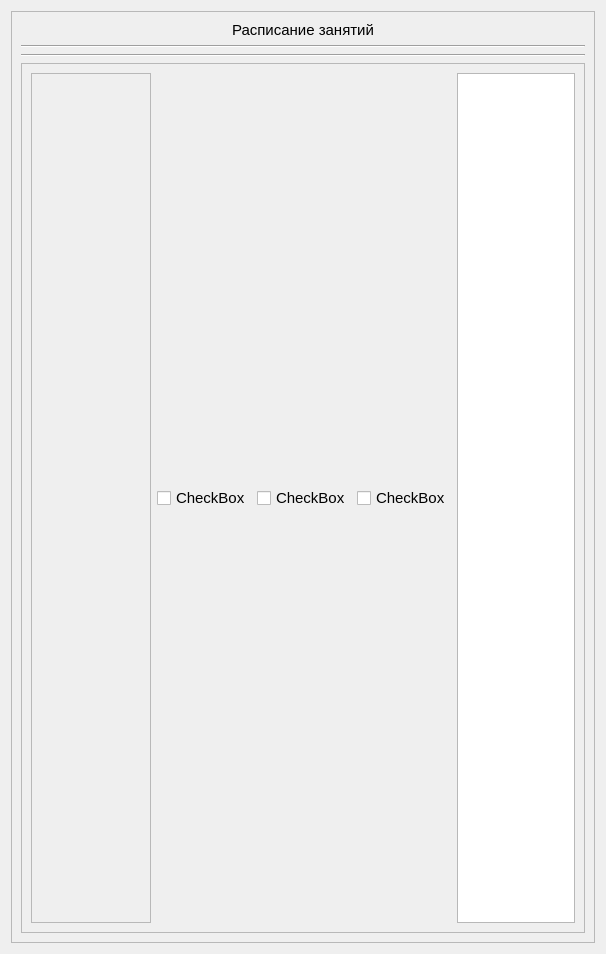
First picture: the form in widgets/checkTable.ui, repository AlexanderSokolov69/Journals, before the edit.
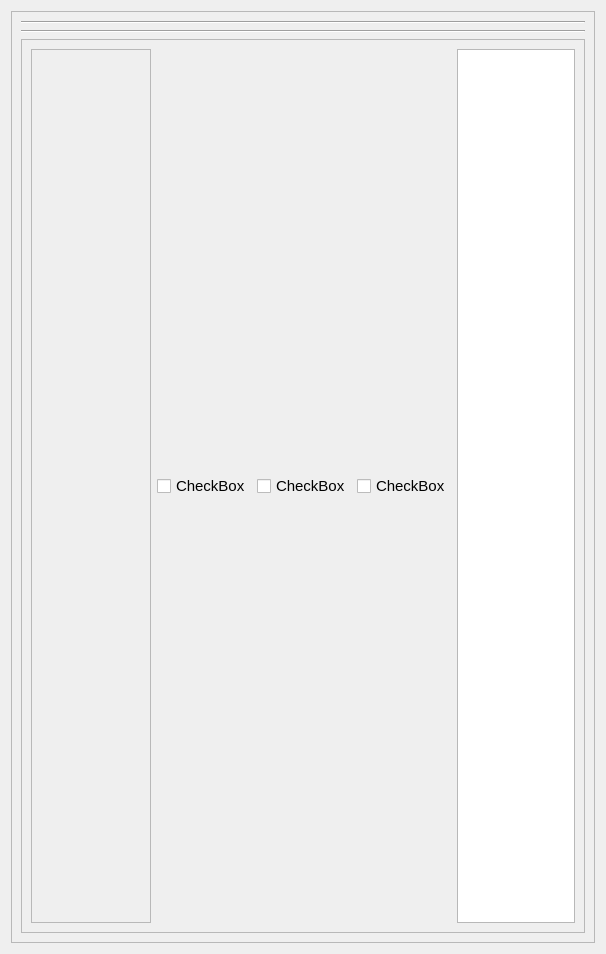
Second picture: the form after the edit.

```diff
--- a/widgets/checkTable.ui
+++ b/widgets/checkTable.ui
@@ -33,16 +33,6 @@
       <enum>QFrame::Raised</enum>
      </property>
      <layout class="QVBoxLayout" name="verticalLayout_2">
-      <item>
-       <widget class="QLabel" name="label">
-        <property name="text">
-         <string>Расписание занятий</string>
-        </property>
-        <property name="alignment">
-         <set>Qt::AlignCenter</set>
-        </property>
-       </widget>
-      </item>
       <item>
        <widget class="Line" name="line_2">
         <property name="orientation">
@@ -93,6 +83,9 @@
            </item>
            <item>
             <widget class="QCheckBox" name="checkBox">
+             <property name="styleSheet">
+              <string notr="true">font: 12pt &quot;MS Shell Dlg 2&quot;;</string>
+             </property>
              <property name="text">
               <string>CheckBox</string>
              </property>
@@ -122,7 +115,11 @@
             </widget>
            </item>
            <item>
-            <widget class="QTableView" name="tableView"/>
+            <widget class="QTableView" name="tab4_rasp_view">
+             <attribute name="horizontalHeaderShowSortIndicator" stdset="0">
+              <bool>true</bool>
+             </attribute>
+            </widget>
            </item>
           </layout>
          </item>
```
Left out of the diff: 5 changed lines with no effect on the pictures.
